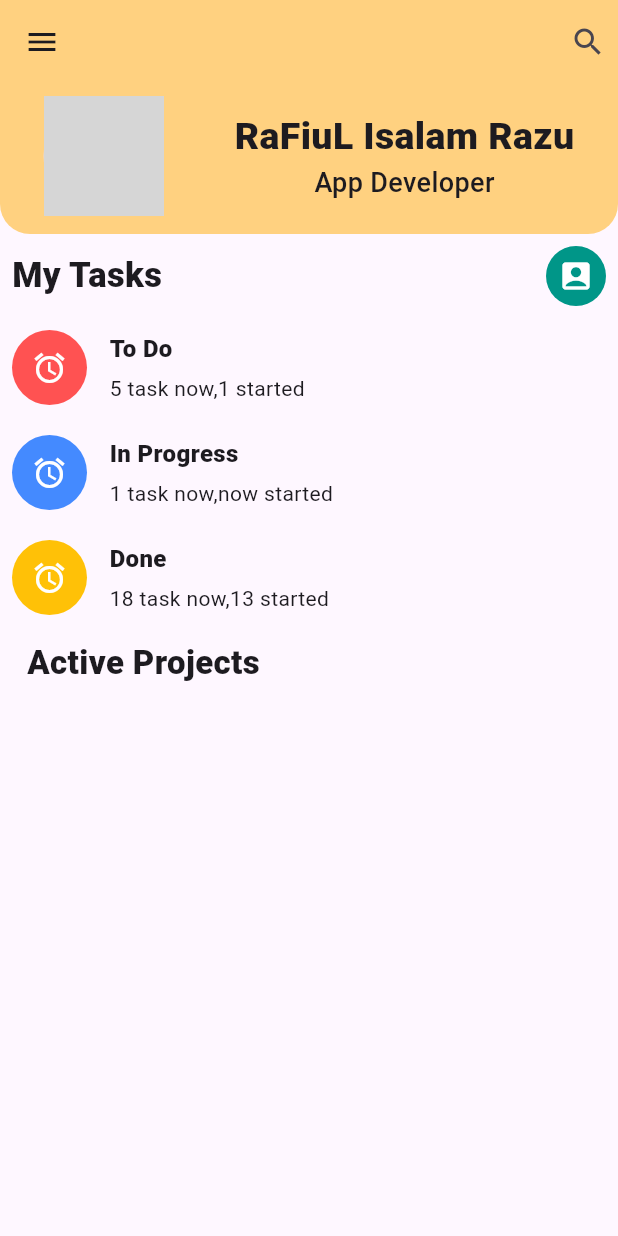
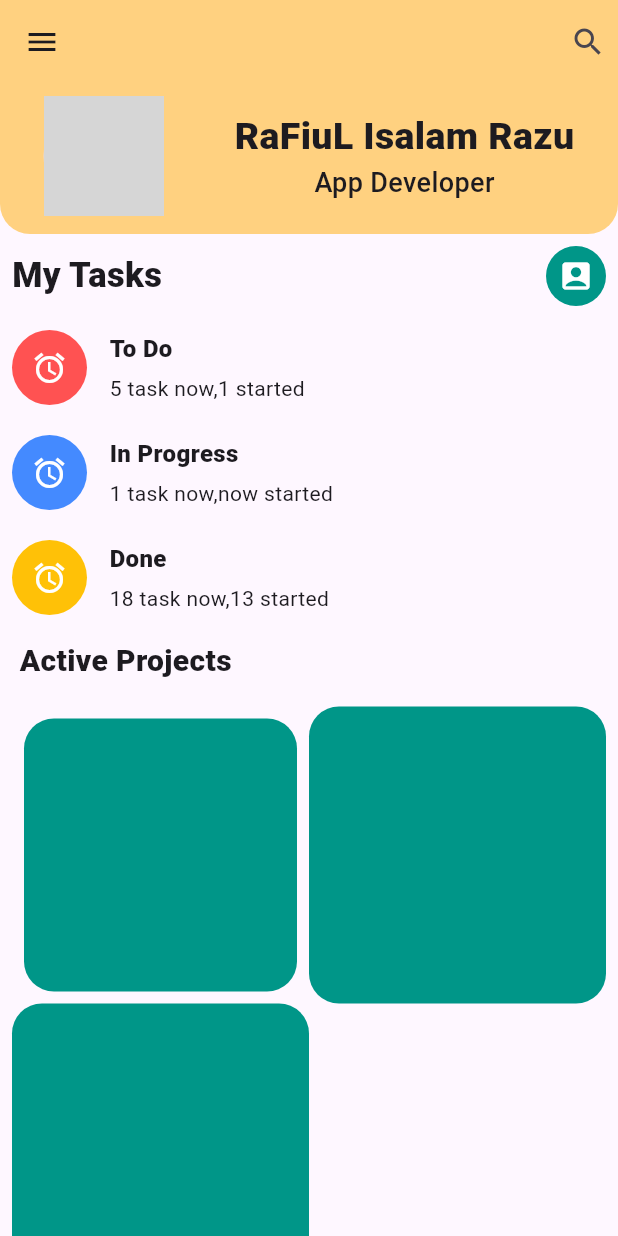
Before and after one commit to RaFiuL-RaZu/homepage, a Flutter app: the screen it shows after launch, on a phone screen of 412 x 824 dp. Run offline on Flutter 3.47's test engine with Material 3 defaults, Android fonts, the phone set to English and light mode, and no system bars; network calls fail; grey boxes are pictures that could not be loaded.

Commit message:
innit commit

```diff
--- a/lib/main.dart
+++ b/lib/main.dart
@@ -39,6 +39,7 @@ class Homescren extends StatelessWidget{
       ),
       drawer: Drawer(),
       body: Center(
+        child: SingleChildScrollView(
           child: Column(
             children: [
               Container(
@@ -172,12 +173,56 @@ class Homescren extends StatelessWidget{
                 padding: const EdgeInsets.all(8.0),
                 child: Row(
                   children: [
-                  SizedBox(width: 10,),
-                  Text("Active Projects",style: TextStyle(fontWeight: FontWeight.w800,fontSize: 22),),
+                    SizedBox(width: 5,),
+                    Text("Active Projects",style: TextStyle(fontWeight: FontWeight.w800,fontSize: 20),),
+                  ],
+                ),
+              ),
+              Padding(
+                padding: const EdgeInsets.all(8.0),
+                child: Column(
+                  children: [
+                    GridView(
+                      physics: NeverScrollableScrollPhysics(),
+                      shrinkWrap: true,
+                      gridDelegate:SliverGridDelegateWithFixedCrossAxisCount(
+                          crossAxisCount: 2),
+                      children: [
+                        Padding(
+                          padding: const EdgeInsets.all(8.0),
+                          child: Container(
+                            height: 100,
+                            width: 50,
+                            decoration: BoxDecoration(
+                              borderRadius: BorderRadius.circular(20),
+                              color: Colors.teal,
+                            ),
+                          ),
+                        ),
+                        Container(
+                          height: 100,
+                          width: 50,
+                          decoration: BoxDecoration(
+                            borderRadius: BorderRadius.circular(20),
+                            color: Colors.teal,
+                          ),
+                        ),
+                        Container(
+                          height: 100,
+                          width: 50,
+                          decoration: BoxDecoration(
+                            borderRadius: BorderRadius.circular(20),
+                            color: Colors.teal,
+                          ),
+                        ),
+                      ],
+                    ),
+
                   ],
                 ),
               ),
             ],
+          ),
         ),
       ),
 
```
Lines whose indentation alone changed are shown as unchanged.
